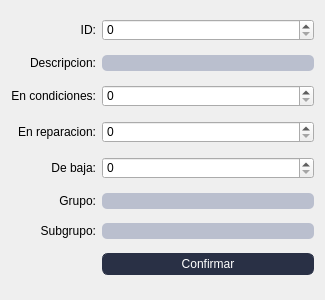
This is blustock/ui/submenus/herramienta.ui in MaxAPBusiness/Blustock as Qt 5 draws it before an edit. The edited form follows.
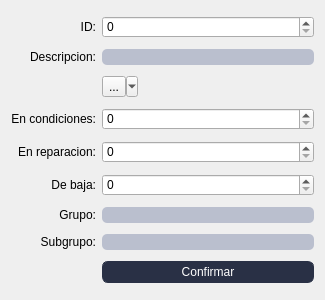
This is the edited form.

```diff
--- a/blustock/ui/submenus/herramienta.ui
+++ b/blustock/ui/submenus/herramienta.ui
@@ -144,6 +144,36 @@
 </string>
   </property>
   <layout class="QGridLayout" name="gridLayout">
+   <item row="6" column="0">
+    <widget class="QLabel" name="label_3">
+     <property name="text">
+      <string>Grupo:</string>
+     </property>
+     <property name="alignment">
+      <set>Qt::AlignRight|Qt::AlignTrailing|Qt::AlignVCenter</set>
+     </property>
+    </widget>
+   </item>
+   <item row="3" column="0">
+    <widget class="QLabel" name="label_5">
+     <property name="text">
+      <string>En condiciones:</string>
+     </property>
+     <property name="alignment">
+      <set>Qt::AlignRight|Qt::AlignTrailing|Qt::AlignVCenter</set>
+     </property>
+    </widget>
+   </item>
+   <item row="4" column="0">
+    <widget class="QLabel" name="label_4">
+     <property name="text">
+      <string>En reparacion:</string>
+     </property>
+     <property name="alignment">
+      <set>Qt::AlignRight|Qt::AlignTrailing|Qt::AlignVCenter</set>
+     </property>
+    </widget>
+   </item>
    <item row="0" column="0">
     <widget class="QLabel" name="label_7">
      <property name="maximumSize">
@@ -163,9 +193,6 @@
      </property>
     </widget>
    </item>
-   <item row="0" column="1">
-    <widget class="QSpinBox" name="spinBox"/>
-   </item>
    <item row="1" column="0">
     <widget class="QLabel" name="label_6">
      <property name="text">
@@ -176,36 +203,22 @@
      </property>
     </widget>
    </item>
+   <item row="3" column="1">
+    <widget class="QSpinBox" name="spinBox_2"/>
+   </item>
+   <item row="7" column="1">
+    <widget class="QLineEdit" name="lineEdit_3"/>
+   </item>
+   <item row="5" column="1">
+    <widget class="QSpinBox" name="spinBox_4"/>
+   </item>
+   <item row="0" column="1">
+    <widget class="QSpinBox" name="spinBox"/>
+   </item>
    <item row="1" column="1">
     <widget class="QLineEdit" name="lineEdit"/>
    </item>
-   <item row="2" column="0">
-    <widget class="QLabel" name="label_5">
-     <property name="text">
-      <string>En condiciones:</string>
-     </property>
-     <property name="alignment">
-      <set>Qt::AlignRight|Qt::AlignTrailing|Qt::AlignVCenter</set>
-     </property>
-    </widget>
-   </item>
-   <item row="2" column="1">
-    <widget class="QSpinBox" name="spinBox_2"/>
-   </item>
-   <item row="3" column="0">
-    <widget class="QLabel" name="label_4">
-     <property name="text">
-      <string>En reparacion:</string>
-     </property>
-     <property name="alignment">
-      <set>Qt::AlignRight|Qt::AlignTrailing|Qt::AlignVCenter</set>
-     </property>
-    </widget>
-   </item>
-   <item row="3" column="1">
-    <widget class="QSpinBox" name="spinBox_3"/>
-   </item>
-   <item row="4" column="0">
+   <item row="5" column="0">
     <widget class="QLabel" name="debaja">
      <property name="text">
       <string>De baja:</string>
@@ -215,23 +228,10 @@
      </property>
     </widget>
    </item>
-   <item row="4" column="1">
-    <widget class="QSpinBox" name="spinBox_4"/>
-   </item>
-   <item row="5" column="0">
-    <widget class="QLabel" name="label_3">
-     <property name="text">
-      <string>Grupo:</string>
-     </property>
-     <property name="alignment">
-      <set>Qt::AlignRight|Qt::AlignTrailing|Qt::AlignVCenter</set>
-     </property>
-    </widget>
-   </item>
-   <item row="5" column="1">
+   <item row="6" column="1">
     <widget class="QLineEdit" name="lineEdit_2"/>
    </item>
-   <item row="6" column="0">
+   <item row="7" column="0">
     <widget class="QLabel" name="label_2">
      <property name="text">
       <string>Subgrupo:</string>
@@ -241,10 +241,7 @@
      </property>
     </widget>
    </item>
-   <item row="6" column="1">
-    <widget class="QLineEdit" name="lineEdit_3"/>
-   </item>
-   <item row="7" column="1">
+   <item row="8" column="1">
     <widget class="QPushButton" name="pushButton">
      <property name="layoutDirection">
       <enum>Qt::LeftToRight</enum>
@@ -254,6 +251,19 @@
      </property>
     </widget>
    </item>
+   <item row="4" column="1">
+    <widget class="QSpinBox" name="spinBox_3"/>
+   </item>
+   <item row="2" column="1">
+    <widget class="QToolButton" name="toolButton">
+     <property name="text">
+      <string>...</string>
+     </property>
+     <property name="popupMode">
+      <enum>QToolButton::MenuButtonPopup</enum>
+     </property>
+    </widget>
+   </item>
   </layout>
  </widget>
  <resources/>
```
